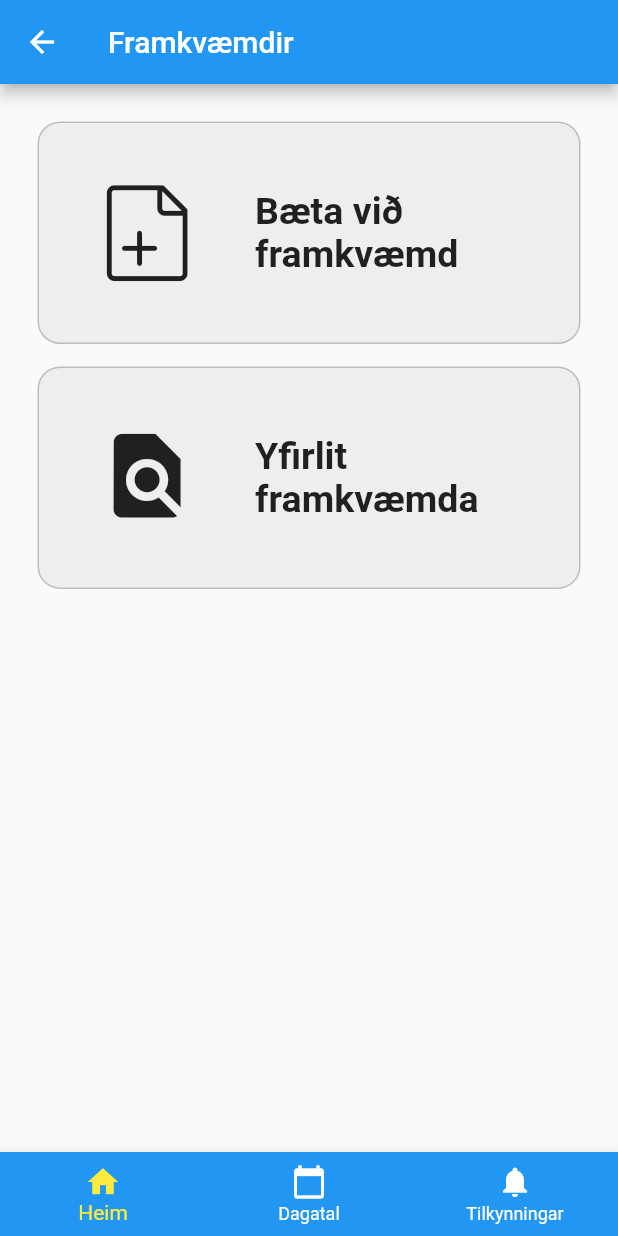
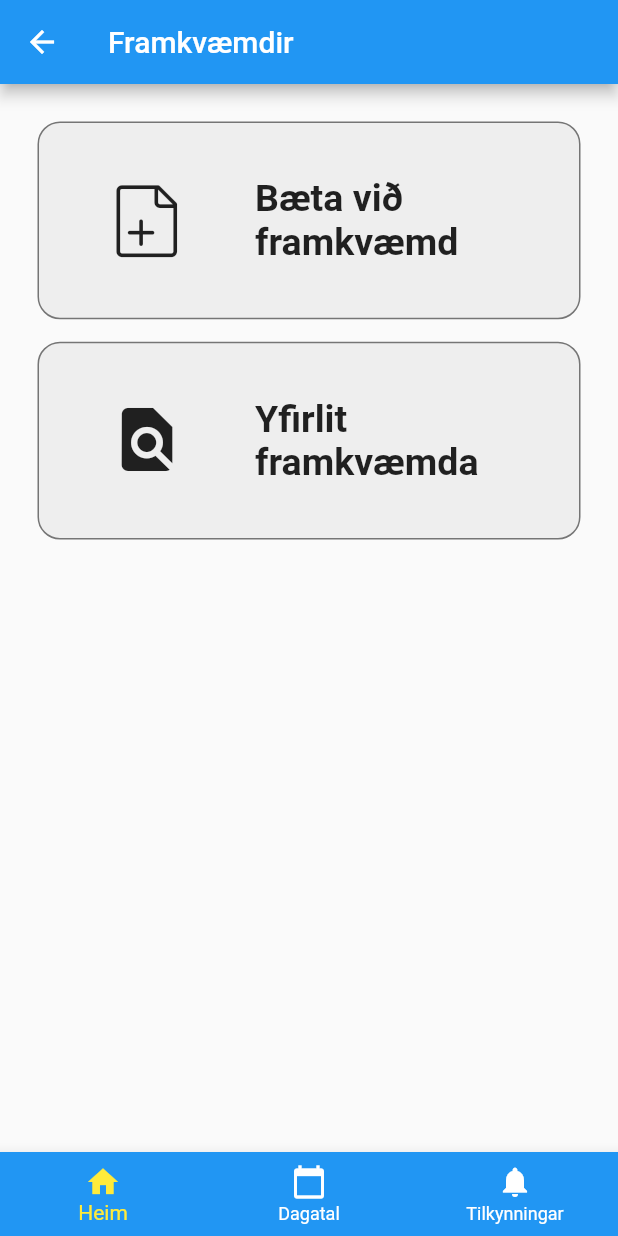
Before and after one commit to Hafst1/Husfelag, a Flutter app: the screen it shows after launch, after a tap on "Framkvæmdir", on a phone screen of 412 x 824 dp. Run offline on Flutter 3.47's test engine with Material 2 defaults, Android fonts, the phone set to English and light mode, and no system bars; our stand-ins replace table_calendar.

Commit message:
minor style changes

```diff
--- a/lib/widgets/category_option.dart
+++ b/lib/widgets/category_option.dart
@@ -22,10 +22,9 @@ class CategoryOption extends StatelessWidget {
     return GestureDetector(
       onTap: () => selectOption(context),
       child: Container(
-        height: MediaQuery.of(context).size.height * 0.18,
+        height: MediaQuery.of(context).size.height * 0.16,
         decoration: BoxDecoration(
-          //border: Border.all(color: Colors.lightBlue[100]),
-          border: Border.all(color: Colors.grey[400]),
+          border: Border.all(color: Colors.grey[600]),
           color: Colors.grey[200],
           borderRadius: BorderRadius.circular(15),
         ),
--- a/lib/widgets/home_option.dart
+++ b/lib/widgets/home_option.dart
@@ -23,7 +23,7 @@ class HomeOption extends StatelessWidget {
       onTap: () => selectOption(context),
       child: Container(
         decoration: BoxDecoration(
-          border: Border.all(color: Colors.grey[400]),
+          border: Border.all(color: Colors.grey[600]),
           color: Colors.grey[200],
           borderRadius: BorderRadius.circular(15),
         ),
```
Also changed, not shown: lib/widgets/constructions_list_item.dart (+6 -2 lines).
